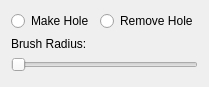
Old version of the form dev/Code/Sandbox/Editor/TerrainHolePanel.ui in the repository aws/lumberyard.
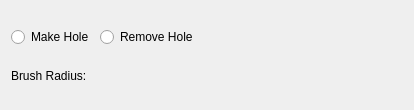
New version of the form. Custom widgets are drawn as their Qt base class.

Patch:
```diff
--- a/dev/Code/Sandbox/Editor/TerrainHolePanel.ui
+++ b/dev/Code/Sandbox/Editor/TerrainHolePanel.ui
@@ -6,47 +6,96 @@
    <rect>
     <x>0</x>
     <y>0</y>
-    <width>182</width>
-    <height>87</height>
+    <width>414</width>
+    <height>110</height>
    </rect>
   </property>
-  <layout class="QFormLayout" name="formLayout">
-   <item row="0" column="0">
+  <layout class="QVBoxLayout" name="verticalLayout">
+   <item>
+    <layout class="QHBoxLayout" name="horizontalLayout_2">
+     <item>
     <widget class="QRadioButton" name="HOLE_MAKE">
+       <property name="sizePolicy">
+        <sizepolicy hsizetype="Fixed" vsizetype="Fixed">
+         <horstretch>0</horstretch>
+         <verstretch>0</verstretch>
+        </sizepolicy>
+       </property>
      <property name="text">
       <string>Make Hole</string>
      </property>
     </widget>
    </item>
-   <item row="0" column="1">
+     <item>
     <widget class="QRadioButton" name="HOLE_REMOVE">
      <property name="text">
       <string>Remove Hole</string>
      </property>
     </widget>
    </item>
-   <item row="1" column="0">
-    <widget class="QLabel" name="STATIC">
-     <property name="text">
-      <string>Brush Radius:</string>
-     </property>
-     <property name="alignment">
-      <set>Qt::AlignLeading|Qt::AlignLeft|Qt::AlignTop</set>
-     </property>
-    </widget>
-   </item>
-   <item row="2" column="0" colspan="2">
-    <widget class="QSlider" name="radiusSlider">
-     <property name="tracking">
-      <bool>false</bool>
-     </property>
+     <item>
+      <spacer name="horizontalSpacer">
      <property name="orientation">
       <enum>Qt::Horizontal</enum>
      </property>
-    </widget>
-   </item>
-  </layout>
+       <property name="sizeHint" stdset="0">
+        <size>
+         <width>40</width>
+         <height>20</height>
+        </size>
+       </property>
+      </spacer>
+     </item>
+    </layout>
+   </item>
+   <item>
+    <layout class="QHBoxLayout" name="horizontalLayout" stretch="0,1">
+     <property name="spacing">
+      <number>6</number>
+     </property>
+     <item>
+      <widget class="QLabel" name="radiusLabel">
+       <property name="sizePolicy">
+        <sizepolicy hsizetype="Minimum" vsizetype="Preferred">
+         <horstretch>0</horstretch>
+         <verstretch>0</verstretch>
+        </sizepolicy>
+       </property>
+       <property name="text">
+        <string>Brush Radius:</string>
+       </property>
+       <property name="alignment">
+        <set>Qt::AlignLeading|Qt::AlignLeft|Qt::AlignVCenter</set>
+       </property>
+      </widget>
+     </item>
+     <item>
+      <widget class="AzQtComponents::SliderDoubleCombo" name="radiusSlider" native="true">
+       <property name="sizePolicy">
+        <sizepolicy hsizetype="Minimum" vsizetype="Fixed">
+         <horstretch>0</horstretch>
+         <verstretch>0</verstretch>
+        </sizepolicy>
+       </property>
+       <property name="minimumSize">
+        <size>
+         <width>0</width>
+         <height>0</height>
+        </size>
+       </property>
+      </widget>
+     </item>
+    </layout>
+   </item>
+  </layout>
  </widget>
+ <customwidgets>
+  <customwidget>
+   <class>AzQtComponents::SliderDoubleCombo</class>
+   <extends>QWidget</extends>
+   <header location="global">AzQtComponents/Components/Widgets/SliderCombo.h</header>
+  </customwidget>
+ </customwidgets>
  <resources/>
  <connections/>
 </ui>
```
Lines whose indentation alone changed are shown as unchanged.
